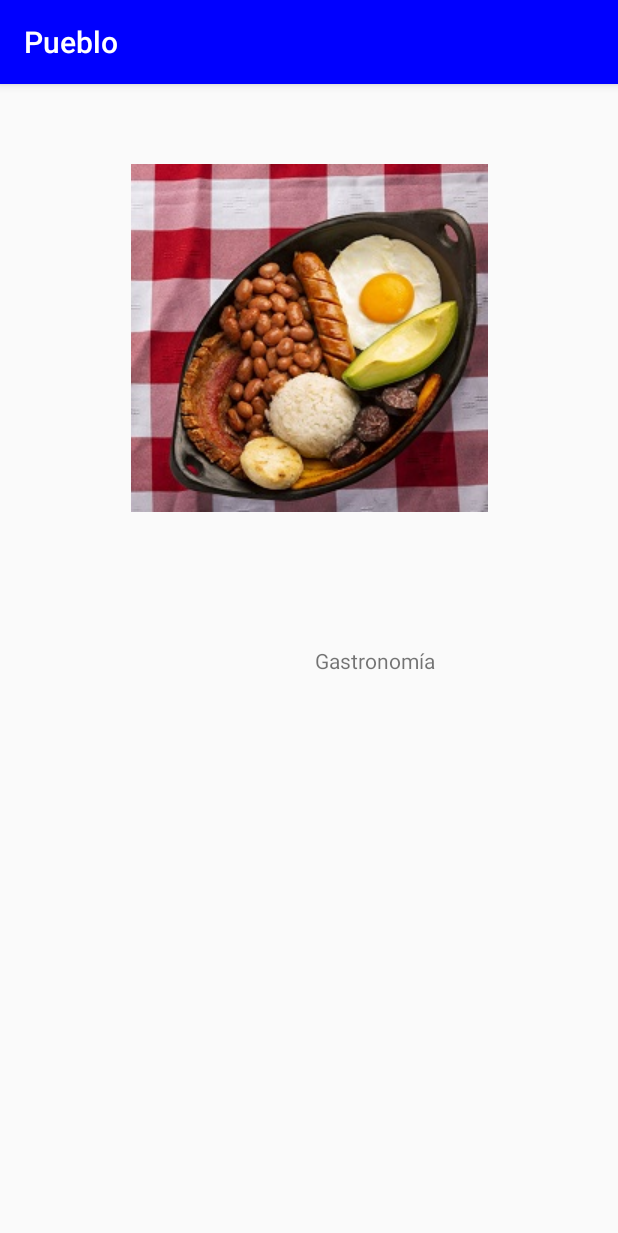
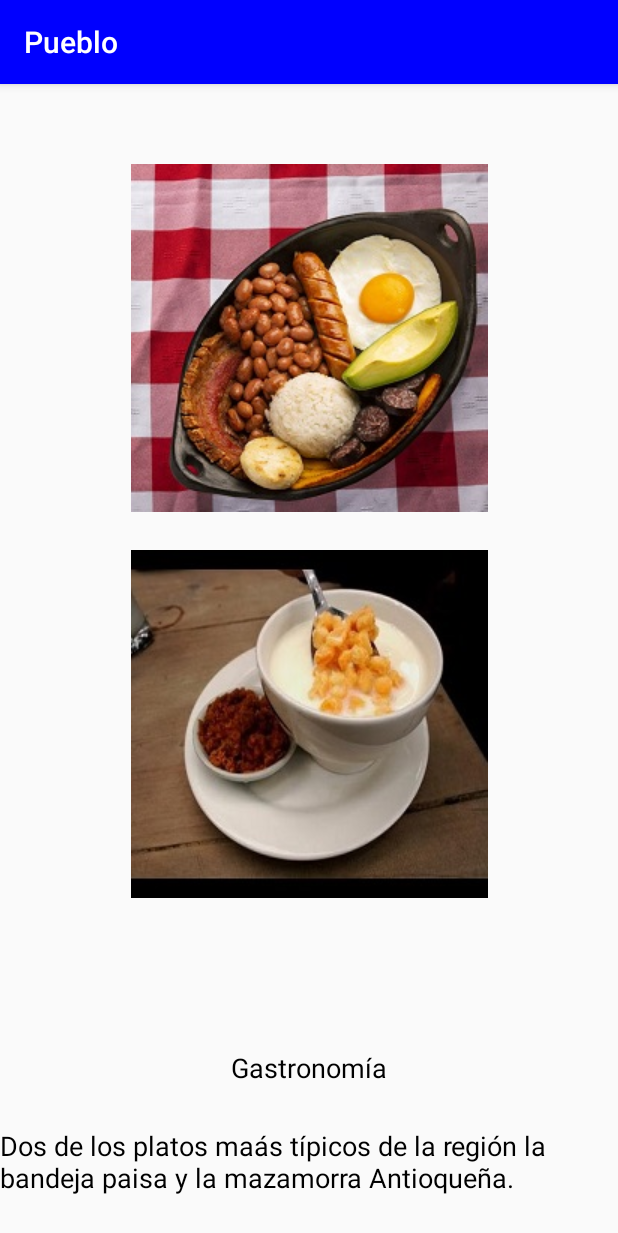
Before and after one commit to dylandiazc/Pueblo, an Android app: the Home screen opened directly, with no data from a screen before it, after a tap on "Gastronomía", on a phone screen of 412 x 824 dp. Shown: the top 1233 px of the screen. Run offline under Robolectric (Android 15) with nearby library versions, the phone set to English and light mode, and no system bars.

Commit message:
final II

```diff
--- a/app/src/main/java/com/example/pueblo/ActividadesTuristicas.java
+++ b/app/src/main/java/com/example/pueblo/ActividadesTuristicas.java
@@ -3,15 +3,15 @@ package com.example.pueblo;
 import java.io.Serializable;
 
 public class ActividadesTuristicas implements Serializable {
-    String nombreSitio;
+    String nombreSitio, descripcion;
     int fotoSitio1, fotoSitio2;
 
-    public ActividadesTuristicas(String nombreSitio, int fotoSitio1, int fotoSitio2) {
+    public ActividadesTuristicas(String nombreSitio, String descripcion, int fotoSitio1, int fotoSitio2) {
         this.nombreSitio = nombreSitio;
+        this.descripcion = descripcion;
         this.fotoSitio1 = fotoSitio1;
         this.fotoSitio2 = fotoSitio2;
     }
-
 
     public String getNombreSitio() {
         return nombreSitio;
@@ -19,6 +19,14 @@ public class ActividadesTuristicas implements Serializable {
 
     public void setNombreSitio(String nombreSitio) {
         this.nombreSitio = nombreSitio;
+    }
+
+    public String getDescripcion() {
+        return descripcion;
+    }
+
+    public void setDescripcion(String descripcion) {
+        this.descripcion = descripcion;
     }
 
     public int getFotoSitio1() {
--- a/app/src/main/java/com/example/pueblo/Home.java
+++ b/app/src/main/java/com/example/pueblo/Home.java
@@ -29,10 +29,10 @@ public class Home extends AppCompatActivity {
 
     private void crearLista(){
 
-        listadeActividades.add(new ActividadesTuristicas("Sitios",R.drawable.sitios,R.drawable.sitios1));
-        listadeActividades.add(new ActividadesTuristicas("Hoteles",R.drawable.hotel1,R.drawable.hotel2));
-        listadeActividades.add(new ActividadesTuristicas("Gastronomía",R.drawable.comida1,R.drawable.comida2));
-        listadeActividades.add(new ActividadesTuristicas("Economía",R.drawable.economia1,R.drawable.economia2));
+        listadeActividades.add(new ActividadesTuristicas("Sitios",getString(R.string.descripcion1),R.drawable.sitios,R.drawable.sitios1));
+        listadeActividades.add(new ActividadesTuristicas("Hoteles",getString(R.string.descripcion2),R.drawable.hotel1,R.drawable.hotel2));
+        listadeActividades.add(new ActividadesTuristicas("Gastronomía",getString(R.string.descripcion3),R.drawable.comida1,R.drawable.comida2));
+        listadeActividades.add(new ActividadesTuristicas("Economía",getString(R.string.descripcion4),R.drawable.economia1,R.drawable.economia2));
 
 
     }
--- a/app/src/main/java/com/example/pueblo/MainActivity.java
+++ b/app/src/main/java/com/example/pueblo/MainActivity.java
@@ -9,8 +9,8 @@ import android.widget.TextView;
 public class MainActivity extends AppCompatActivity {
 
         ActividadesTuristicas actividadesTuristicas;
-        ImageView fotoSitio;
-        TextView nombre;
+        ImageView fotoSitio1,fotositio2;
+        TextView nombre,descripcion;
 
 
     @Override
@@ -19,14 +19,18 @@ public class MainActivity extends AppCompatActivity {
         setContentView(R.layout.activity_main);
 
         //asocio
-        fotoSitio=findViewById(R.id.logotipo);
+        fotoSitio1=findViewById(R.id.logotipo);
+        fotositio2=findViewById(R.id.logotipo2);
         nombre=findViewById(R.id.nombreLugar);
+        descripcion=findViewById(R.id.descripcionLugar);
 
         //enlace
         actividadesTuristicas=(ActividadesTuristicas) getIntent().getSerializableExtra("datosActividadesTuristicas");
 
         //utilizar datos
-        fotoSitio.setImageResource(actividadesTuristicas.getFotoSitio1());
+        fotoSitio1.setImageResource(actividadesTuristicas.getFotoSitio1());
+        fotositio2.setImageResource(actividadesTuristicas.getFotoSitio2());
+        descripcion.setText(actividadesTuristicas.getDescripcion());
         nombre.setText(actividadesTuristicas.getNombreSitio());
 
     }
--- a/app/src/main/res/layout/activity_main.xml
+++ b/app/src/main/res/layout/activity_main.xml
@@ -17,12 +17,37 @@
         app:layout_constraintVertical_bias="0.1"
         />
 
+    <ImageView
+        android:id="@+id/logotipo2"
+        android:layout_width="wrap_content"
+        android:layout_height="wrap_content"
+        app:layout_constraintTop_toBottomOf="@id/logotipo"
+        app:layout_constraintStart_toStartOf="parent"
+        app:layout_constraintEnd_toEndOf="parent"
+        app:layout_constraintBottom_toBottomOf="parent"
+        app:layout_constraintVertical_bias="0.1"
+        />
+
     <TextView
         android:id="@+id/nombreLugar"
+        android:textColor="@color/black"
+        android:textSize="18dp"
         android:layout_width="wrap_content"
         android:layout_height="wrap_content"
-        app:layout_constraintTop_toTopOf="parent"
-        app:layout_constraintStart_toStartOf="@id/logotipo"
+        app:layout_constraintTop_toBottomOf="@id/logotipo2"
+        app:layout_constraintStart_toStartOf="parent"
+        app:layout_constraintEnd_toEndOf="parent"
+        app:layout_constraintBottom_toBottomOf="parent"
+        />
+
+    <TextView
+        android:id="@+id/descripcionLugar"
+        android:textColor="@color/black"
+        android:textSize="18dp"
+        android:layout_width="wrap_content"
+        android:layout_height="wrap_content"
+        app:layout_constraintTop_toBottomOf="@id/nombreLugar"
+        app:layout_constraintStart_toStartOf="parent"
         app:layout_constraintEnd_toEndOf="parent"
         app:layout_constraintBottom_toBottomOf="parent"
         />
--- a/app/src/main/res/values/strings.xml
+++ b/app/src/main/res/values/strings.xml
@@ -1,3 +1,9 @@
 <resources>
     <string name="app_name">Pueblo</string>
+
+    <string name="descripcion1">Aquí podemos apreciar el parque principal y los charcos del corregimeinto Tapartó
+    </string>
+    <string name="descripcion2">Aquí podemos apreciar uno de los hoteles más emblematicos del municipio conocido como: Finca Hotel Los Arrayanes.</string>
+    <string name="descripcion3">Dos de los platos maás típicos de la región la bandeja paisa y la mazamorra Antioqueña.</string>
+    <string name="descripcion4">Dos de las fuentes más importantes de la economía de la región; el café y la ganadería.</string>
 </resources>
```
